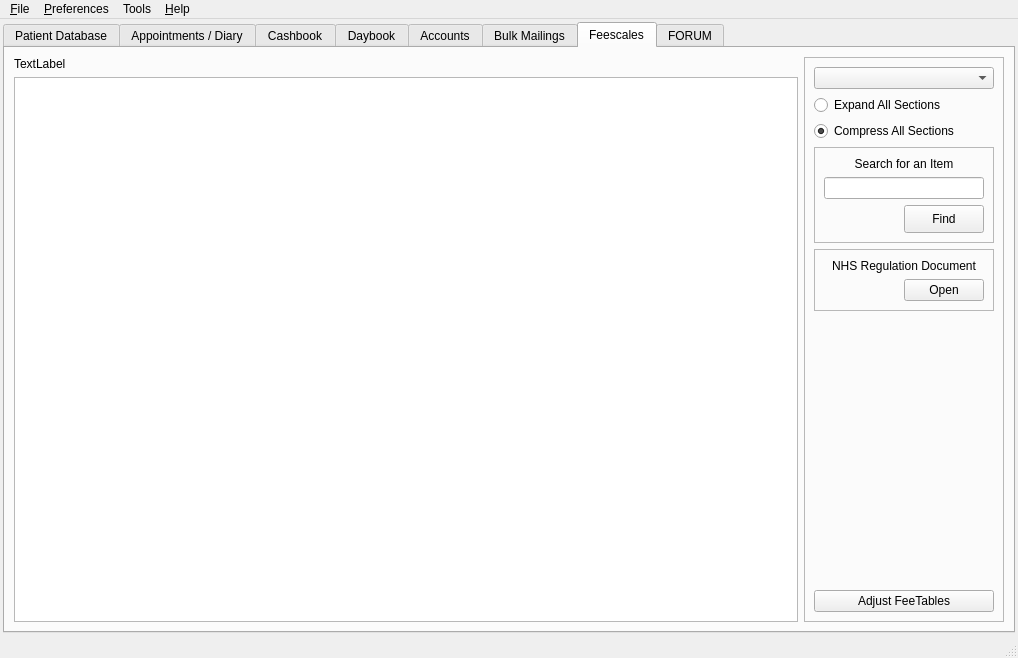
Old version of the form src/openmolar/qt-designer/main.ui in the repository rowinggolfer/openmolar1.
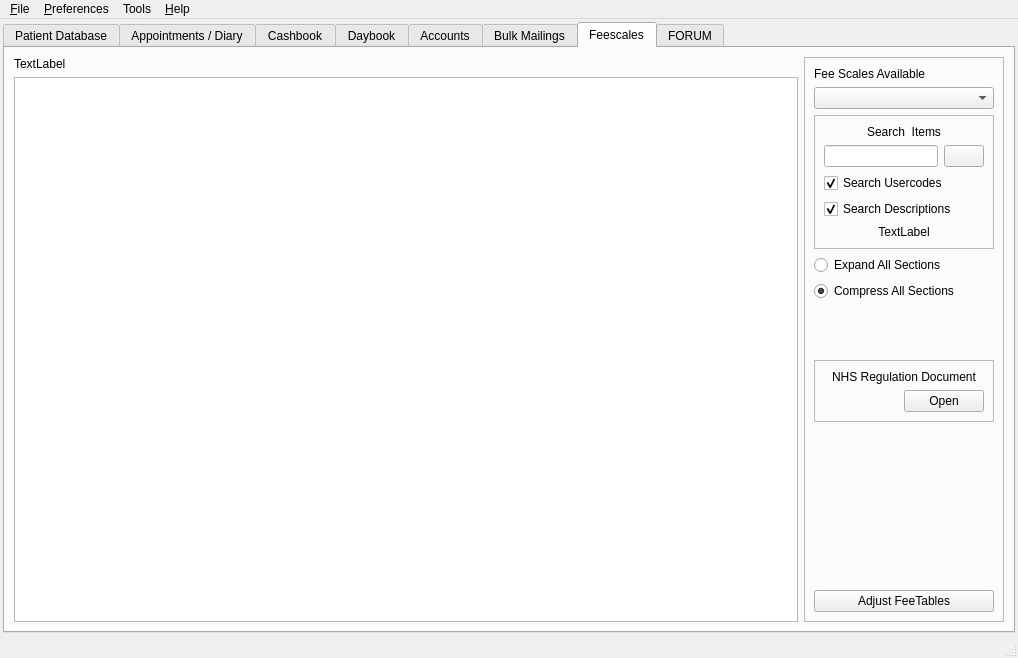
New version of the form. The open tabs and pages were chosen to show the change. Icons and pictures are not drawn.

Commit message: fee table search working nicely :)

The edit to the form file:
```diff
--- a/src/openmolar/qt-designer/main.ui
+++ b/src/openmolar/qt-designer/main.ui
@@ -5495,33 +5495,20 @@
                <enum>QFrame::Raised</enum>
               </property>
               <layout class="QVBoxLayout" name="verticalLayout_10">
+               <item>
+                <widget class="QLabel" name="feescales_available_label">
+                 <property name="text">
+                  <string>Fee Scales Available</string>
+                 </property>
+                </widget>
+               </item>
                <item>
                 <widget class="QComboBox" name="chooseFeescale_comboBox">
                  <property name="enabled">
                   <bool>true</bool>
                  </property>
-                </widget>
-               </item>
-               <item>
-                <widget class="QRadioButton" name="feeExpand_radioButton">
-                 <property name="enabled">
-                  <bool>true</bool>
-                 </property>
-                 <property name="text">
-                  <string>Expand All Sections</string>
-                 </property>
-                </widget>
-               </item>
-               <item>
-                <widget class="QRadioButton" name="feeCompress_radioButton">
-                 <property name="enabled">
-                  <bool>true</bool>
-                 </property>
-                 <property name="text">
-                  <string>Compress All Sections</string>
-                 </property>
-                 <property name="checked">
-                  <bool>true</bool>
+                 <property name="toolTip">
+                  <string>Use this control to select a feescale</string>
                  </property>
                 </widget>
                </item>
@@ -5536,34 +5523,23 @@
                  <property name="frameShadow">
                   <enum>QFrame::Raised</enum>
                  </property>
-                 <layout class="QGridLayout" name="gridLayout_19">
-                  <item row="0" column="0" colspan="2">
+                 <layout class="QVBoxLayout" name="verticalLayout_30">
+                  <item>
                    <widget class="QLabel" name="label_26">
                     <property name="text">
-                     <string>Search for an Item</string>
+                     <string>Search  Items</string>
                     </property>
                     <property name="alignment">
                      <set>Qt::AlignCenter</set>
                     </property>
                    </widget>
                   </item>
-                  <item row="1" column="0" colspan="2">
+                  <item>
+                   <layout class="QHBoxLayout" name="horizontalLayout_31">
+                    <item>
                    <widget class="QLineEdit" name="feeSearch_lineEdit"/>
                   </item>
-                  <item row="2" column="0">
-                   <spacer name="horizontalSpacer_2">
-                    <property name="orientation">
-                     <enum>Qt::Horizontal</enum>
-                    </property>
-                    <property name="sizeHint" stdset="0">
-                     <size>
-                      <width>67</width>
-                      <height>20</height>
-                     </size>
-                    </property>
-                   </spacer>
-                  </item>
-                  <item row="2" column="1">
+                    <item>
                    <widget class="QPushButton" name="feeSearch_pushButton">
                     <property name="sizePolicy">
                      <sizepolicy hsizetype="Preferred" vsizetype="Preferred">
@@ -5573,8 +5549,8 @@
                     </property>
                     <property name="minimumSize">
                      <size>
-                      <width>80</width>
-                      <height>28</height>
+                        <width>0</width>
+                        <height>0</height>
                      </size>
                     </property>
                     <property name="maximumSize">
@@ -5587,7 +5563,7 @@
                      <string>Click on this Button to search for in patient in your database.</string>
                     </property>
                     <property name="text">
-                     <string>Find</string>
+                       <string/>
                     </property>
                     <property name="icon">
                      <iconset resource="../resources/resources.qrc">
@@ -5605,7 +5581,87 @@
                    </widget>
                   </item>
                  </layout>
-                </widget>
+                  </item>
+                  <item>
+                   <widget class="QCheckBox" name="feesSearch_usercodes_checkBox">
+                    <property name="toolTip">
+                     <string>only search for the given phrase in the usercode column</string>
+                    </property>
+                    <property name="text">
+                     <string>Search Usercodes</string>
+                    </property>
+                    <property name="checked">
+                     <bool>true</bool>
+                    </property>
+                   </widget>
+                  </item>
+                  <item>
+                   <widget class="QCheckBox" name="feesSearch_descriptions_checkBox">
+                    <property name="toolTip">
+                     <string>search for the given phrase in description columns</string>
+                    </property>
+                    <property name="text">
+                     <string>Search Descriptions</string>
+                    </property>
+                    <property name="checked">
+                     <bool>true</bool>
+                    </property>
+                   </widget>
+                  </item>
+                  <item>
+                   <widget class="QLabel" name="feesearch_results_label">
+                    <property name="text">
+                     <string>TextLabel</string>
+                    </property>
+                    <property name="alignment">
+                     <set>Qt::AlignCenter</set>
+                    </property>
+                   </widget>
+                  </item>
+                 </layout>
+                </widget>
+               </item>
+               <item>
+                <widget class="QRadioButton" name="feeExpand_radioButton">
+                 <property name="enabled">
+                  <bool>true</bool>
+                 </property>
+                 <property name="toolTip">
+                  <string>Quickly expand all items</string>
+                 </property>
+                 <property name="text">
+                  <string>Expand All Sections</string>
+                 </property>
+                </widget>
+               </item>
+               <item>
+                <widget class="QRadioButton" name="feeCompress_radioButton">
+                 <property name="enabled">
+                  <bool>true</bool>
+                 </property>
+                 <property name="toolTip">
+                  <string>Quickly compress all items</string>
+                 </property>
+                 <property name="text">
+                  <string>Compress All Sections</string>
+                 </property>
+                 <property name="checked">
+                  <bool>true</bool>
+                 </property>
+                </widget>
+               </item>
+               <item>
+                <spacer name="verticalSpacer_9">
+                 <property name="orientation">
+                  <enum>Qt::Vertical</enum>
+                 </property>
+                 <property name="sizeHint" stdset="0">
+                  <size>
+                   <width>20</width>
+                   <height>40</height>
+                  </size>
+                 </property>
+                </spacer>
                </item>
                <item>
                 <widget class="QFrame" name="frame_7">
```
Left out of the diff: 20 changed lines with no effect on the pictures. Lines whose indentation alone changed are shown as unchanged. The commit also changes 7 other files.
